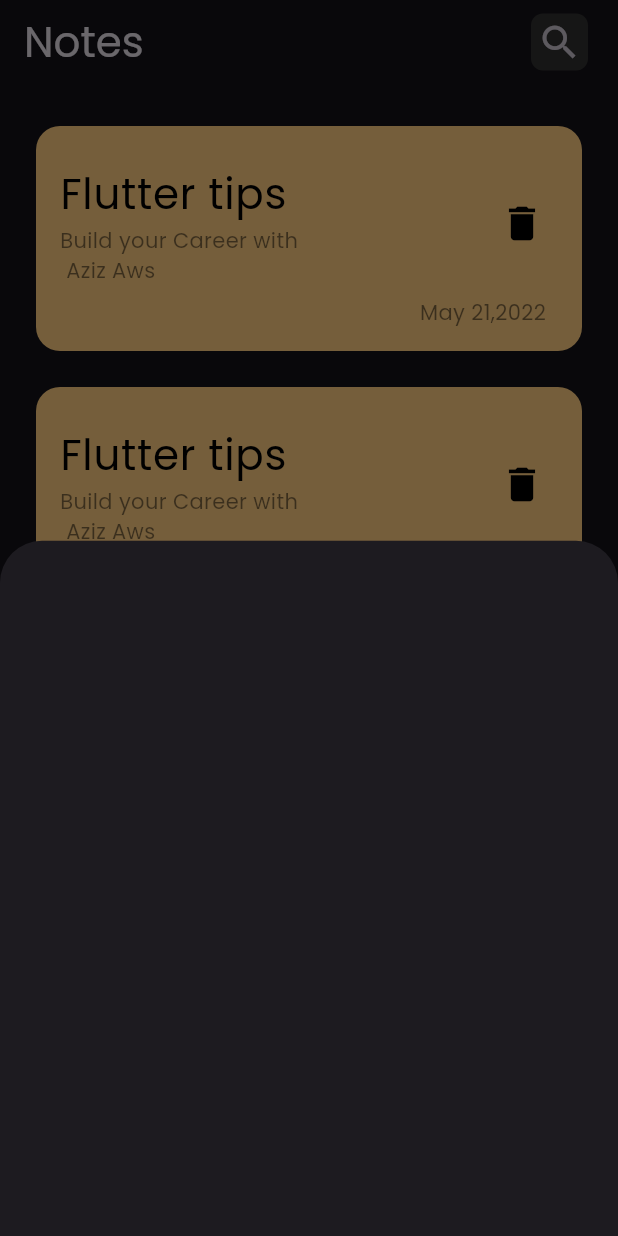
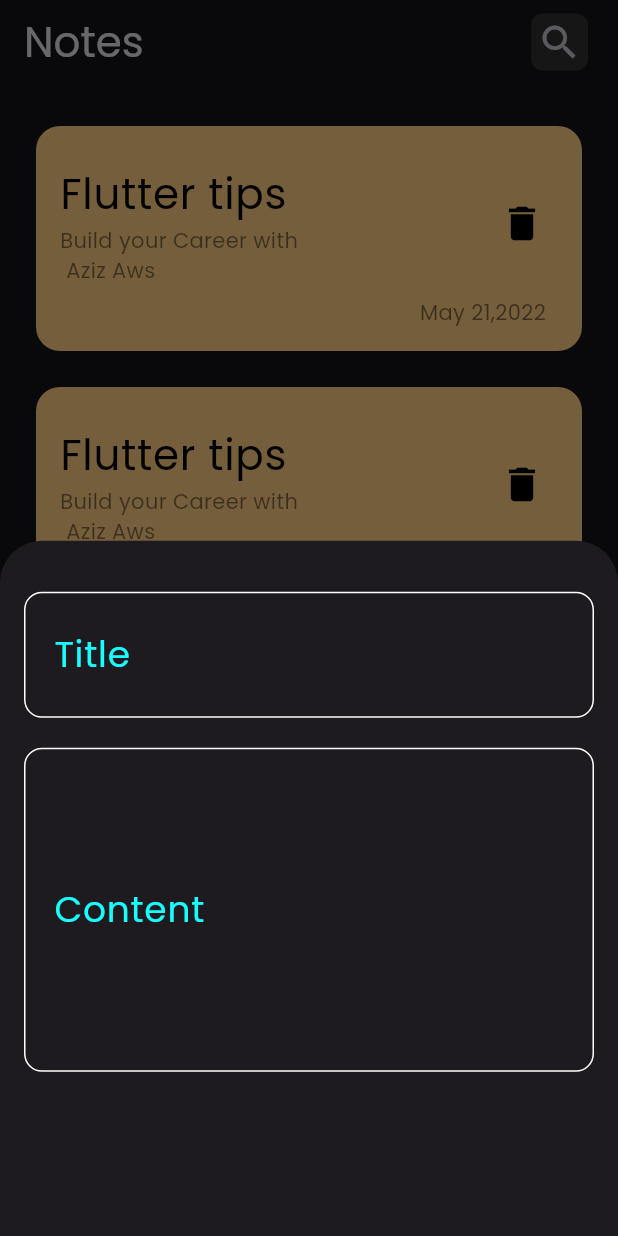
Before and after one commit to azoozaws/notes_app, a Flutter app: the screen it shows after launch, after a tap on the "add" icon, on a phone screen of 412 x 824 dp. Run offline on Flutter 3.47's test engine with Material 3 defaults, Android fonts, the phone set to English and light mode, and no system bars.

Commit message:
add text field in bottom sheet

```diff
--- a/lib/widgets/add_note_modal_bottom_sheet.dart
+++ b/lib/widgets/add_note_modal_bottom_sheet.dart
@@ -1,9 +1,29 @@
 import 'package:flutter/material.dart';
+import 'package:notes_app/widgets/custom_Text_Field.dart';
 
 class AddNoteModalBottomSheet extends StatelessWidget {
   const AddNoteModalBottomSheet({super.key});
   @override
   Widget build(BuildContext context) {
-    return Container();
+    return Container(
+      padding: const EdgeInsets.symmetric(horizontal: 16, vertical: 34),
+      child: const Column(
+        children: [
+          CustomTextField(
+            hintText: "Enter the title",
+            labelText: "Title",
+            sizeOfPadding: 24,
+          ),
+          SizedBox(
+            height: 20,
+          ),
+          CustomTextField(
+            hintText: "Enter the content",
+            labelText: "Content",
+            sizeOfPadding: 90,
+          ),
+        ],
+      ),
+    );
   }
 }
--- /dev/null
+++ b/lib/widgets/custom_Text_Field.dart
@@ -0,0 +1,46 @@
+import 'package:flutter/material.dart';
+
+class CustomTextField extends StatelessWidget {
+  const CustomTextField({
+    super.key,
+    required this.sizeOfPadding,
+    this.hintText,
+    this.labelText,
+  });
+  final sizeOfPadding;
+  final hintText;
+  final labelText;
+  @override
+  Widget build(BuildContext context) {
+    return TextField(
+      decoration: InputDecoration(
+        contentPadding: EdgeInsets.symmetric(
+          vertical: sizeOfPadding + 0.0,
+          horizontal: 16,
+        ),
+        focusedBorder: OutlineInputBorder(
+          borderSide: const BorderSide(
+            color: Colors.white,
+          ),
+          borderRadius: BorderRadius.circular(12),
+        ),
+        hintText: hintText.toString(),
+        hintStyle: const TextStyle(
+          fontSize: 24,
+          color: Colors.grey,
+        ),
+        labelText: labelText.toString(),
+        labelStyle: const TextStyle(
+          fontSize: 24,
+          color: Colors.cyanAccent,
+        ),
+        enabledBorder: OutlineInputBorder(
+          borderSide: const BorderSide(
+            color: Colors.white,
+          ),
+          borderRadius: BorderRadius.circular(12),
+        ),
+      ),
+    );
+  }
+}
```
